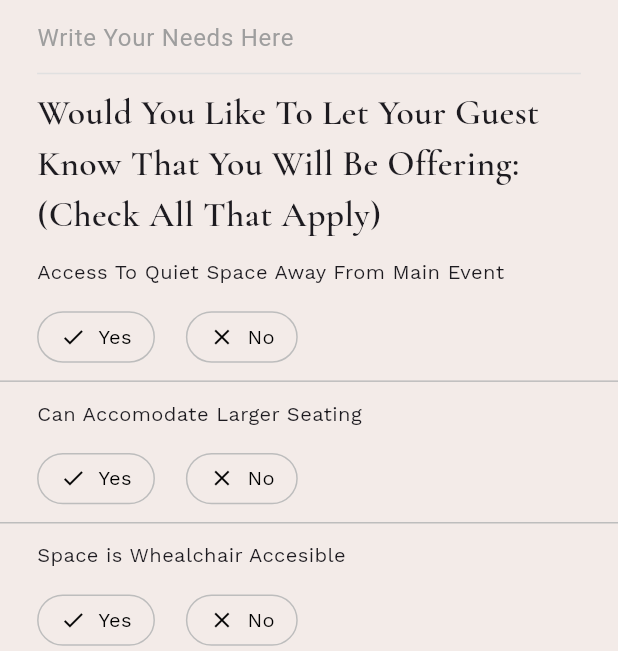
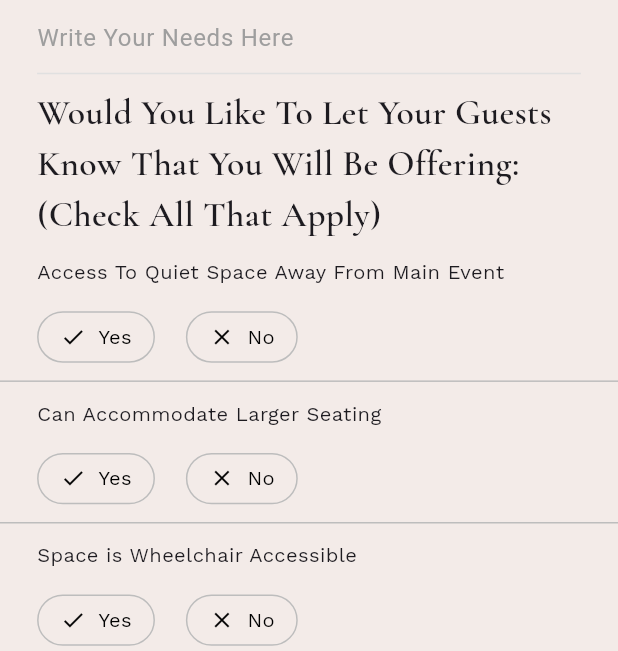
Before and after one commit to hamzaeh04/Yestable-New, a Flutter app: the FoodPreferencesTwo screen opened by its route, scrolled down 576 dp, on a phone screen of 412 x 824 dp. Shown: the part 487-1138 px from the top of the screen. Run offline on Flutter 3.47's test engine with Material 3 defaults, Android fonts, the phone set to English and light mode, and no system bars; our stand-ins replace country_picker, dropdown_button2, fl_chart, flutter_rating_bar, get, pin_code_fields and 2 more; accounts and stored records are empty.

Commit message:
Grammatical Fixes - 1

```diff
--- a/lib/views/guest_screens/profile_setup_screens/allow_notification_screen.dart
+++ b/lib/views/guest_screens/profile_setup_screens/allow_notification_screen.dart
@@ -60,7 +60,7 @@ class AllowNotificationScreen extends StatelessWidget {
                   Padding(
                     padding: EdgeInsets.symmetric(vertical: 1.h), // Adjust as needed
                     child: buttonWidget(
-                      "Allow Notification",
+                      "Allow Notifications",
                       whiteColor,
                       colors: greenColor,
                       onTap: () {
--- a/lib/views/guest_screens/profile_setup_screens/food_preferences_two.dart
+++ b/lib/views/guest_screens/profile_setup_screens/food_preferences_two.dart
@@ -17,8 +17,8 @@ class FoodPreferencesTwo extends StatelessWidget {
 final ProfileController controller = Get.find<ProfileController>();
   final List<String> titles = [
     "Access To Quiet Space Away From Main Event",
-    "Can Accomodate Larger Seating",
-    "Space is Whealchair Accesible",
+    "Can Accommodate Larger Seating",
+    "Space is Wheelchair Accessible",
     "ASL Interpreter Available Upon Request",
     "Vegan Menu Option",
     "Gluten-Free Menu Option",
@@ -71,7 +71,7 @@ final ProfileController controller = Get.find<ProfileController>();
                   backButton(),
                   SizedBox(height: 1.h),
                   customText(
-                    text: "We're Here for You!",
+                    text: "We're Here For You!",
                     fontSize: 24.sp,
                     fontFamily: "CormorantGaramond",
                     fontWeight: FontWeight.w600,
@@ -259,7 +259,7 @@ final ProfileController controller = Get.find<ProfileController>();
                 Padding(
                   padding:EdgeInsets.symmetric(horizontal: 6.w),
                   child: customText(
-                    text: "Would You Like To Let Your Guest Know That You Will Be Offering: (Check All That Apply)",
+                    text: "Would You Like To Let Your Guests Know That You Will Be Offering: (Check All That Apply)",
                     fontSize: 20.sp,
                     fontFamily: "CormorantGaramond",
                     fontWeight: FontWeight.w600,
@@ -323,7 +323,7 @@ final ProfileController controller = Get.find<ProfileController>();
                 Padding(
                   padding:EdgeInsets.symmetric(horizontal: 6.w),
                   child: customText(
-                    text: "Would You Like To Let Your Guest Know About: (Check All That Apply)",
+                    text: "Would You Like To Let Your Guests Know About: (Check All That Apply)",
                     fontSize: 20.sp,
                     fontFamily: "CormorantGaramond",
                     fontWeight: FontWeight.w600,
@@ -388,7 +388,7 @@ final ProfileController controller = Get.find<ProfileController>();
                 Padding(
                   padding:EdgeInsets.symmetric(horizontal: 6.w),
                   child: customText(
-                    text: "May Guest Contact You About Dietry Or Access Concerns",
+                    text: "May Guests Contact You About Dietary Or Access Concerns",
                     fontSize: 20.sp,
                     fontFamily: "CormorantGaramond",
                     fontWeight: FontWeight.w600,
--- a/lib/views/guest_screens/profile_setup_screens/profile_complete_screen.dart
+++ b/lib/views/guest_screens/profile_setup_screens/profile_complete_screen.dart
@@ -19,7 +19,7 @@ class ProfileCompleteScreen extends StatelessWidget {
           crossAxisAlignment: CrossAxisAlignment.center,
           children: [
             customText(
-              text: "Yes You did it!",
+              text: "Yes! You did it!",
               fontSize: 28.sp,
               fontFamily: "CormorantGaramond",
               fontWeight: FontWeight.w600,
@@ -41,7 +41,7 @@ class ProfileCompleteScreen extends StatelessWidget {
             Padding(
               padding: EdgeInsets.symmetric(horizontal: 6.w), // Adjust as needed
               child: buttonWidget(
-                "Allow Notification",
+                "Get Started",
                 whiteColor,
                 colors: greenColor,
                 onTap: () {
--- a/lib/views/guest_screens/profile_setup_screens/profile_edit_screen.dart
+++ b/lib/views/guest_screens/profile_setup_screens/profile_edit_screen.dart
@@ -66,7 +66,7 @@ class ProfileEditScreen extends StatelessWidget {
                           color: whiteColor
                       ),
                       customText(
-                        text: "Your seat at the table start here",
+                        text: "Your seat at the table starts here",
                         fontWeight: FontWeight.w400,
                         fontSize: 14.sp,
                           color: whiteColor
--- a/lib/views/host_screens/dashboard/guest_list_screen.dart
+++ b/lib/views/host_screens/dashboard/guest_list_screen.dart
@@ -116,7 +116,7 @@ class GuestListScreen extends StatelessWidget {
                               Image.asset("assets/png/icons/group_list_icon.png",height: 18.sp,),
                               SizedBox(width: 3.w),
                               customText(
-                                text: "Create A group List (Eg: family, Friends )",
+                                text: "Create A group List (Eg: family, Friends)",
                                 fontSize: 15.sp,
                                 fontWeight: FontWeight.w400,
                               ),
--- a/lib/views/host_screens/events_screens/event_comfort_one.dart
+++ b/lib/views/host_screens/events_screens/event_comfort_one.dart
@@ -15,8 +15,8 @@ class EventComfortOne extends StatelessWidget {
 
   final List<String> titles = [
     "Access To Quiet Space Away From Main Event",
-    "Can Accomodate Larger Seating",
-    "Space is Whealchair Accesible",
+    "Can Accommodate Larger Seating",
+    "Space is Wheelchair Accessible",
     "ASL Interpreter Available Upon Request",
     "Vegan Menu Option",
   ];
--- a/lib/views/host_screens/host_profile_setup_screens/allow_host_notification_screen.dart
+++ b/lib/views/host_screens/host_profile_setup_screens/allow_host_notification_screen.dart
@@ -61,7 +61,7 @@ class AllowHostNotificationScreen extends StatelessWidget {
                   Padding(
                     padding: EdgeInsets.symmetric(vertical: 1.h), // Adjust as needed
                     child: buttonWidget(
-                      "Allow Notification",
+                      "Allow Notifications",
                       whiteColor,
                       colors: greenColor,
                       onTap: () {
--- a/lib/views/host_screens/host_profile_setup_screens/host_food_preference_two.dart
+++ b/lib/views/host_screens/host_profile_setup_screens/host_food_preference_two.dart
@@ -18,8 +18,8 @@ class HostFoodPreferenceTwo extends StatelessWidget {
 
   final List<String> titles = [
     "Access To Quiet Space Away From Main Event",
-    "Can Accomodate Larger Seating",
-    "Space is Whealchair Accesible",
+    "Can Accommodate Larger Seating",
+    "Space is Wheelchair Accessible",
     "ASL Interpreter Available Upon Request",
     "Vegan Menu Option",
   ];
@@ -70,7 +70,7 @@ class HostFoodPreferenceTwo extends StatelessWidget {
                   backButton(),
                   SizedBox(height: 1.h),
                   customText(
-                    text: "We're Here for You!",
+                    text: "We're Here For You!",
                     fontSize: 24.sp,
                     fontFamily: "CormorantGaramond",
                     fontWeight: FontWeight.w600,
--- a/lib/views/host_screens/host_profile_setup_screens/host_profile_complete_screen.dart
+++ b/lib/views/host_screens/host_profile_setup_screens/host_profile_complete_screen.dart
@@ -19,7 +19,7 @@ class HostProfileCompleteScreen extends StatelessWidget {
           crossAxisAlignment: CrossAxisAlignment.center,
           children: [
             customText(
-              text: "Yes You did it!",
+              text: "Yes! You did it!",
               fontSize: 28.sp,
               fontFamily: "CormorantGaramond",
               fontWeight: FontWeight.w600,
@@ -41,7 +41,7 @@ class HostProfileCompleteScreen extends StatelessWidget {
             Padding(
               padding: EdgeInsets.symmetric(horizontal: 6.w), // Adjust as needed
               child: buttonWidget(
-                "Allow Notification",
+                "Get Started",
                 whiteColor,
                 colors: greenColor,
                 onTap: () {
```
Also changed, not shown: 64 other files.
